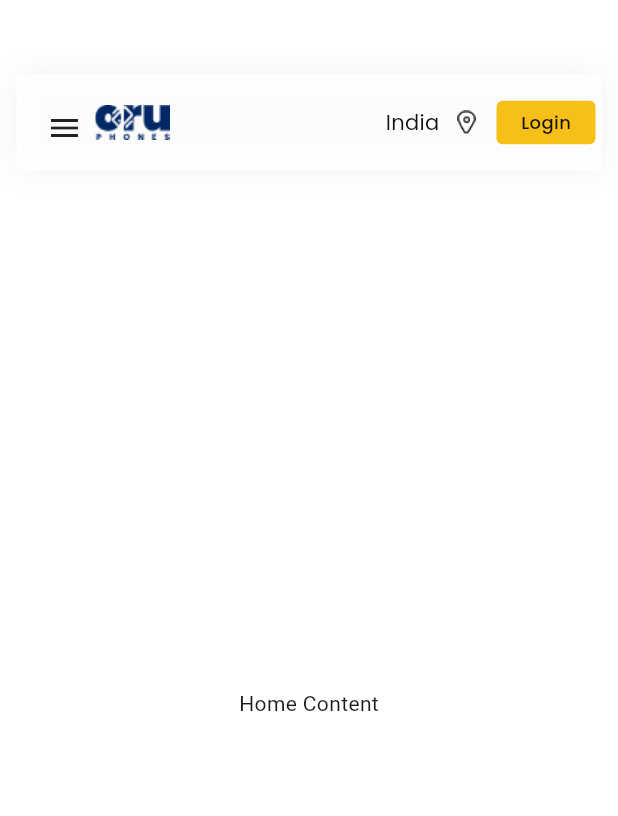
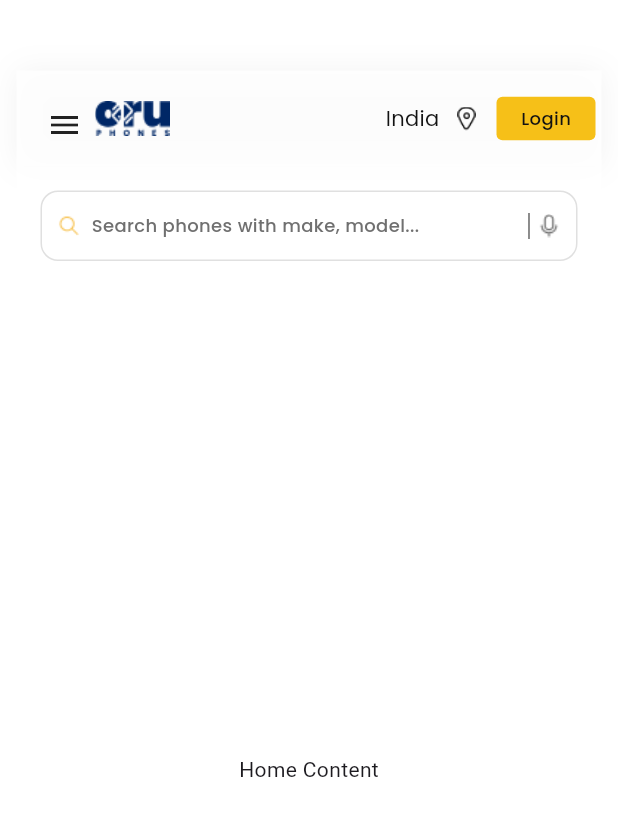
Before and after one commit to rajchheda242/oruphones_app, a Flutter app: the screen it shows after launch, on a phone screen of 412 x 824 dp. Shown: the top 816 px of the screen. Run offline on Flutter 3.47's test engine with Material 3 defaults, Android fonts, the phone set to English and light mode, and no system bars; our stand-ins replace dio, firebase_core, firebase_messaging, google_fonts, lottie, permission_handler and 3 more; accounts and stored records are empty.

Commit message:
Add search and voice input functionality to home view
- Implement search bar with search and voice input icons
- Add modal bottom sheet for search functionality
- Create onSearchTap and onMicTap methods in home view model
- Update pubspec.yaml to include new search and mic icons
- Enhance home view layout with search input container

```diff
--- a/lib/ui/views/home/home_view.dart
+++ b/lib/ui/views/home/home_view.dart
@@ -1,5 +1,6 @@
 import 'package:flutter/material.dart';
 import 'package:stacked/stacked.dart';
+import 'package:google_fonts/google_fonts.dart';
 import 'home_viewmodel.dart';
 import 'widgets/home_menu_bar.dart';
 
@@ -8,18 +9,104 @@ class HomeView extends StackedView<HomeViewModel> {
 
   @override
   Widget builder(BuildContext context, HomeViewModel viewModel, Widget? child) {
-    final screenWidth = MediaQuery.of(context).size.width;
-    final designWidth = 390.0;
-    final scale = screenWidth / designWidth;
-
     return Scaffold(
       backgroundColor: Colors.white,
-      body: Container(
-        width: screenWidth,
-        margin: EdgeInsets.only(top: 47 * scale),
+      body: Column(
+        children: [
+          Container(
+            width: 390,
+            margin: const EdgeInsets.only(top: 47),
+            child: const HomeMenuBar(),
+          ),
+          Container(
+            width: 390,
+            padding: const EdgeInsets.fromLTRB(16, 0, 16, 18),
+            decoration: BoxDecoration(
+              color: const Color(0xCCFFFFFF),
+              backgroundBlendMode: BlendMode.srcOver,
+            ),
             child: Column(
               children: [
-            const HomeMenuBar(),
+                Container(
+                  width: 358,
+                  margin: const EdgeInsets.only(top: 16),
+                  child: Column(
+                    children: [
+                      Container(
+                        width: 358,
+                        height: 47,
+                        padding: const EdgeInsets.fromLTRB(10, 4, 10, 4),
+                        decoration: BoxDecoration(
+                          color: const Color(0x80FFFFFF),
+                          borderRadius: BorderRadius.circular(11.63),
+                          border: Border.all(
+                            color: const Color(0xFFE0E0E0),
+                            width: 1,
+                          ),
+                        ),
+                        child: Row(
+                          mainAxisAlignment: MainAxisAlignment.spaceBetween,
+                          children: [
+                            // Search icon and text
+                            Expanded(
+                              child: GestureDetector(
+                                onTap: () => viewModel.onSearchTap(context),
+                                child: Row(
+                                  children: [
+                                    Image.asset(
+                                      'assets/icons/search.png',
+                                      width: 16,
+                                      height: 16,
+                                    ),
+                                    const SizedBox(width: 7),
+                                    Text(
+                                      'Search phones with make, model...',
+                                      style: GoogleFonts.poppins(
+                                        fontSize: 12,
+                                        fontWeight: FontWeight.w500,
+                                        height: 18/12,
+                                        color: const Color(0xFF707070),
+                                      ),
+                                    ),
+                                  ],
+                                ),
+                              ),
+                            ),
+                            // Divider and mic
+                            Row(
+                              children: [
+                                Text(
+                                  '|',
+                                  style: GoogleFonts.inter(
+                                    fontSize: 14,
+                                    fontWeight: FontWeight.w400,
+                                    height: 16.94/14,
+                                    letterSpacing: -1.41,
+                                    color: const Color(0xFF707070),
+                                  ),
+                                ),
+                                const SizedBox(width: 3.77),
+                                GestureDetector(
+                                  onTap: viewModel.onMicTap,
+                                  child: Image.asset(
+                                    'assets/icons/mic.png',
+                                    width: 16,
+                                    height: 16,
+                                  ),
+                                ),
+                              ],
+                            ),
+                          ],
+                        ),
+                      ),
+                      // Space for scrollable buttons that will be added later
+                      const SizedBox(height: 10),
+                    ],
+                  ),
+                ),
+              ],
+            ),
+          ),
           Expanded(
             child: SafeArea(
               top: false,
@@ -30,7 +117,6 @@ class HomeView extends StackedView<HomeViewModel> {
           ),
         ],
       ),
-      ),
     );
   }
 
--- a/lib/ui/views/home/home_viewmodel.dart
+++ b/lib/ui/views/home/home_viewmodel.dart
@@ -30,4 +30,38 @@ class HomeViewModel extends BaseViewModel {
       ),
     );
   }
+
+  void onSearchTap(BuildContext context) {
+    showModalBottomSheet(
+      context: context,
+      isScrollControlled: true,
+      builder: (context) => Container(
+        height: MediaQuery.of(context).size.height * 0.9,
+        padding: const EdgeInsets.all(16),
+        child: Column(
+          children: [
+            TextField(
+              autofocus: true,
+              decoration: InputDecoration(
+                hintText: 'Search phones with make, model...',
+                prefixIcon: const Icon(Icons.search),
+                border: OutlineInputBorder(
+                  borderRadius: BorderRadius.circular(11.63),
+                ),
+              ),
+            ),
+          ],
+        ),
+      ),
+    );
+  }
+
+  void onMicTap() {
+    ScaffoldMessenger.of(_navigationService.navigatorKey!.currentContext!).showSnackBar(
+      const SnackBar(
+        content: Text('Voice search coming soon!'),
+        duration: Duration(seconds: 2),
+      ),
+    );
+  }
 }
--- a/pubspec.yaml
+++ b/pubspec.yaml
@@ -48,3 +48,5 @@ flutter:
     - assets/icons/logout.png
     - assets/icons/menu.png
     - assets/icons/location.png
+    - assets/icons/search.png
+    - assets/icons/mic.png
```
Also changed, not shown: assets/icons/mic.png (added), assets/icons/search.png (added). Lines whose indentation alone changed are shown as unchanged.
